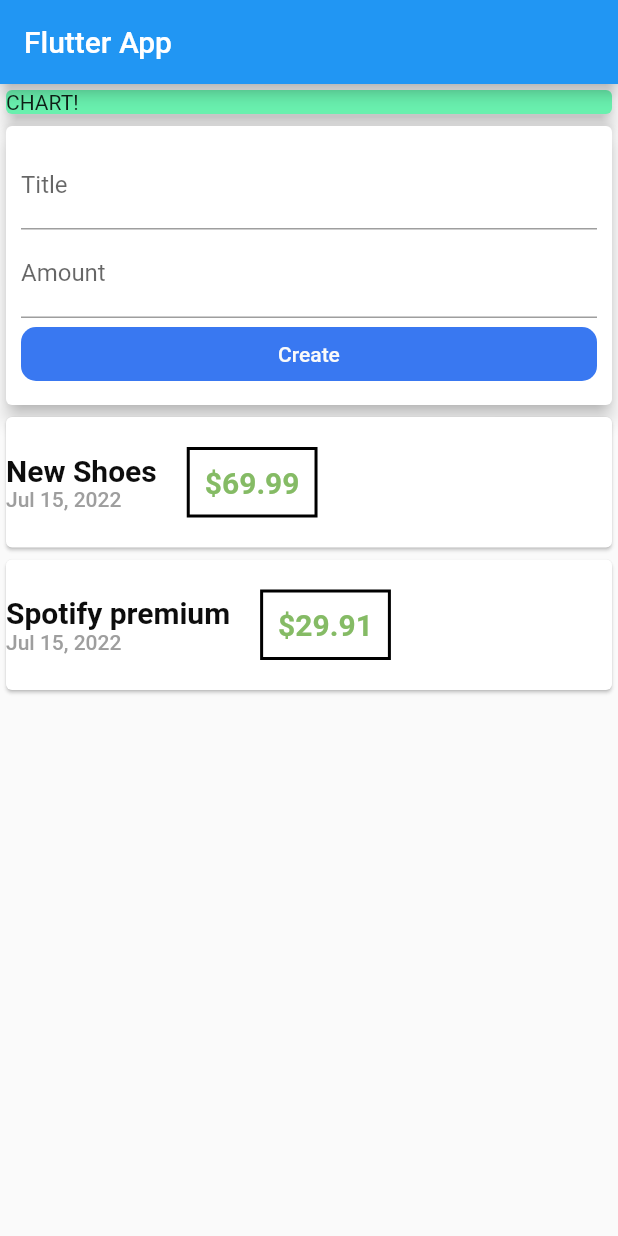
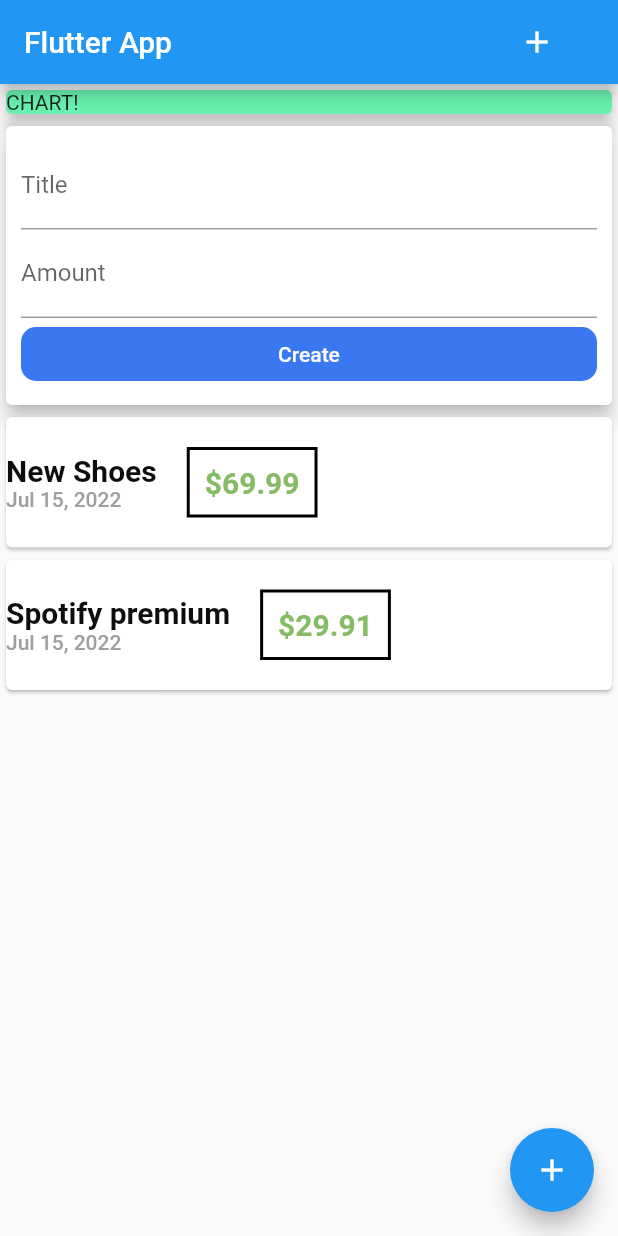
Before and after one commit to Batavoo/flutter_expenses_app, a Flutter app: the screen it shows after launch, on a phone screen of 412 x 824 dp. Run offline on Flutter 3.47's test engine with Material 2 defaults, Android fonts, the phone set to English and light mode, and no system bars.

Commit message:
added a FAB and an appBar add button

```diff
--- a/lib/main.dart
+++ b/lib/main.dart
@@ -22,6 +22,15 @@ class MyHomePage extends StatelessWidget {
     return Scaffold(
       appBar: AppBar(
         title: Text('Flutter App'),
+        actions: <Widget>[
+          Container(
+            margin: EdgeInsets.only(right: 30),
+            child: IconButton(
+              onPressed: () {},
+              icon: Icon(Icons.add),
+            ),
+          ),
+        ],
       ),
       body: SingleChildScrollView(
         child: Column(
@@ -40,6 +49,9 @@ class MyHomePage extends StatelessWidget {
           ],
         ),
       ),
+      floatingActionButton: FloatingActionButton(
+        child: Icon(Icons.add),
+      ),
     );
   }
 }
```
